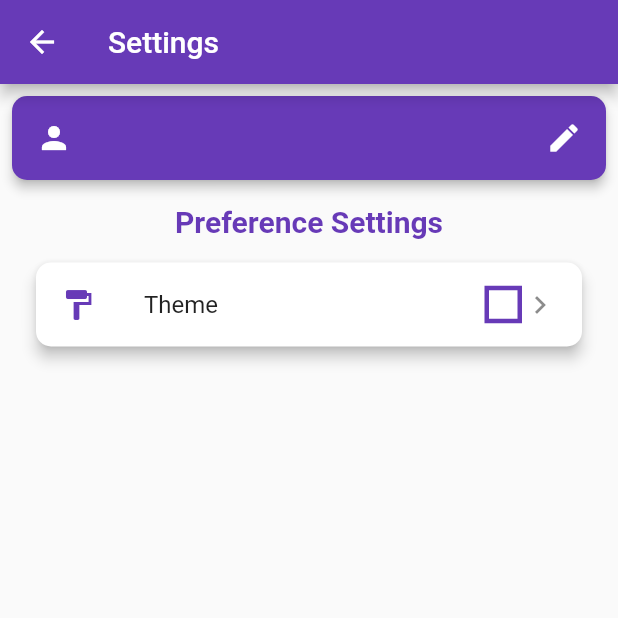
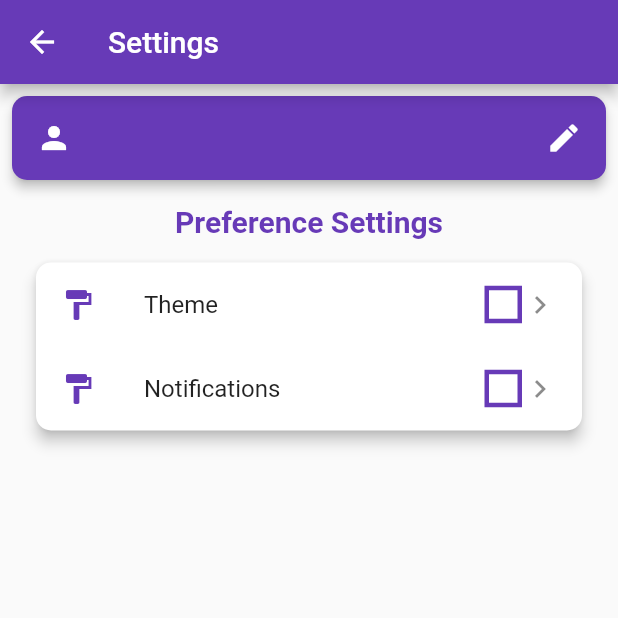
Before and after one commit to Pl4tt/organization-application, a Flutter app: the Settings screen opened directly with empty values, on a phone screen of 412 x 824 dp, the top half of it. Run offline on Flutter 3.47's test engine with Material 2 defaults, Android fonts, the light colour scheme and no system bars; our stand-ins replace convex_bottom_bar, shared_preferences, speech_to_text; accounts and stored records are empty; network calls fail.

Commit message:
bug fix + settings update

```diff
--- a/frontend/organization_mobile/lib/account/login.dart
+++ b/frontend/organization_mobile/lib/account/login.dart
@@ -12,7 +12,7 @@ class Login extends StatelessWidget {
     required this.callbackRebuild,
   }) : super(key: key);
 
-  // fields = fields = ("email", "password")
+  // fields = ("email", "password")
   final TextEditingController emailController = TextEditingController();
   final TextEditingController passwordController = TextEditingController();
 
--- a/frontend/organization_mobile/lib/account/settings.dart
+++ b/frontend/organization_mobile/lib/account/settings.dart
@@ -1,6 +1,7 @@
 import 'package:flutter/material.dart';
 import 'package:http/http.dart' as http;
 import 'package:organization_mobile/account/settings/account_settings.dart';
+import 'package:organization_mobile/account/settings/notification_settings.dart';
 import 'package:organization_mobile/account/settings/theme_settings.dart';
 import 'package:organization_mobile/urls.dart';
 
@@ -101,6 +102,32 @@ class _SettingsState extends State<Settings> {
                       ),
                     )),
                   ),
+                  ListTile(
+                    leading: Icon(Icons.format_paint, color: Theme.of(context).primaryColor),
+                    title: const Text("Notifications"),
+                    trailing: Row(
+                      mainAxisSize: MainAxisSize.min,
+                      children: <Widget>[
+                        SizedBox(
+                          width: 25,
+                          height: 25,
+                          child: DecoratedBox(
+                            decoration: BoxDecoration(
+                              color: Theme.of(context).brightness == Brightness.dark ? Colors.black : Colors.white,
+                              border: Border.all(
+                                color: Theme.of(context).primaryColor,
+                                width: 3,
+                              ),
+                            ),
+                          ),
+                        ),
+                        const Icon(Icons.keyboard_arrow_right),
+                      ],
+                    ),
+                    onTap: () => Navigator.of(context).push(MaterialPageRoute(
+                      builder: (context) => NotificationSettings(),
+                    )),
+                  ),
                 ],
               ),
             ),
--- a/frontend/organization_mobile/lib/navigator/chat.dart
+++ b/frontend/organization_mobile/lib/navigator/chat.dart
@@ -60,7 +60,9 @@ class _ChatState extends State<Chat> {
       body: RefreshIndicator(
         onRefresh: _refreshChats,
         child: chats != null
-          ? ListView.builder(
+          ? chats.runtimeType != List && chats.containsKey("detail")
+            ? Text("ERROR " + chats["detail"])
+            : ListView.builder(
               itemCount: chats.length,
               itemBuilder: (BuildContext context, int index) {
                 return ListTile(
--- a/frontend/organization_mobile/lib/navigator/teams.dart
+++ b/frontend/organization_mobile/lib/navigator/teams.dart
@@ -1,3 +1,4 @@
+import 'dart:collection';
 import 'dart:convert';
 
 import 'package:flutter/material.dart';
@@ -63,7 +64,9 @@ class _TeamsState extends State<Teams> {
       body: RefreshIndicator(
         onRefresh: _refreshTeams,
         child: teams != null
-          ? ListView.builder(
+          ? teams.runtimeType != List && teams.containsKey("detail")
+            ? Text("ERROR " + teams["detail"])
+            : ListView.builder(
               itemCount: teams.length,
               itemBuilder: (BuildContext context, int index) {
                 return ListTile(
--- a/frontend/organization_mobile/pubspec.yaml
+++ b/frontend/organization_mobile/pubspec.yaml
@@ -34,6 +34,7 @@ dependencies:
   web_socket_channel: ^2.1.0
 
   shared_preferences: ^2.0.11
+  provider: ^6.0.3
 
   speech_to_text: ^5.4.3
 
```
Also changed, not shown: frontend/organization_mobile/lib/account/settings/notification_settings.dart (added, +17 -0 lines), frontend/organization_mobile/lib/chat/chat_view.dart (+6 -3 lines), frontend/organization_mobile/pubspec.lock. Lines whose indentation alone changed are shown as unchanged.
